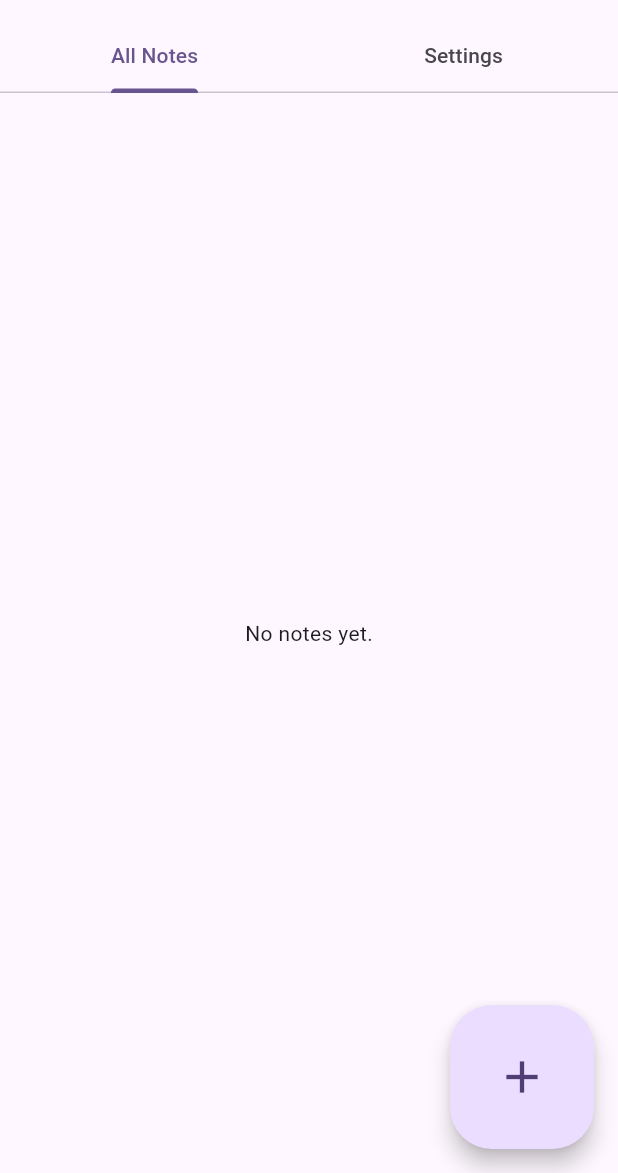
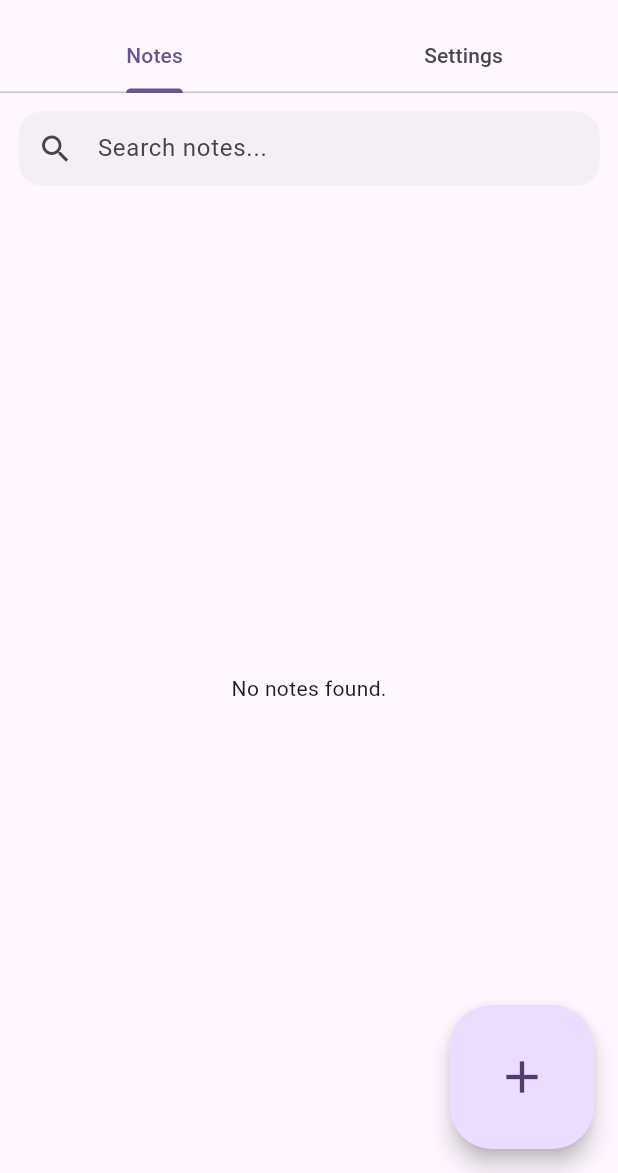
Before and after one commit to harshit2k4/SimplePad, a Flutter app: the screen it shows after launch, on a phone screen of 412 x 824 dp, the part 63-1236 px from its top. Run offline on Flutter 3.47's test engine with Material 3 defaults, Android fonts, the phone set to English and light mode, and no system bars; our stand-ins replace get, hive, hive_flutter; accounts and stored records are empty; generated files the repository leaves out were written again.

Commit message:
feat(home): add search notes feature

```diff
--- a/lib/views/home_page.dart
+++ b/lib/views/home_page.dart
@@ -1,3 +1,5 @@
+import 'dart:ui';
+
 import 'package:flutter/material.dart';
 import 'package:get/get.dart';
 import 'package:flutter_staggered_grid_view/flutter_staggered_grid_view.dart';
@@ -10,7 +12,6 @@ class HomePage extends StatelessWidget {
 
   @override
   Widget build(BuildContext context) {
-    // Put the controller into GetX memory
     final NoteController controller = Get.put(NoteController());
 
     return DefaultTabController(
@@ -23,19 +24,15 @@ class HomePage extends StatelessWidget {
           ),
           bottom: const TabBar(
             tabs: [
-              Tab(text: 'All Notes'),
+              Tab(text: 'Notes'),
               Tab(text: 'Settings'),
             ],
           ),
         ),
         body: TabBarView(
-          children: [
-            _buildNoteGrid(controller), // Move the existing Obx grid here
-            const SettingsPage(),
-          ],
+          children: [_buildNoteList(controller), const SettingsPage()],
         ),
         floatingActionButton: FloatingActionButton.large(
-          // Expressive FAB
           onPressed: () => Get.to(() => const NoteEditorPage()),
           child: const Icon(Icons.add),
         ),
@@ -43,27 +40,61 @@ class HomePage extends StatelessWidget {
     );
   }
 
-  // Helper method to keep code modular
-  Widget _buildNoteGrid(NoteController controller) {
-    return Obx(() {
-      if (controller.notes.isEmpty) {
-        return const Center(child: Text('No notes yet.'));
+  Widget _buildNoteList(NoteController controller) {
+    return Column(
+      children: [
+        // Glassmorphism Search Bar
+        Padding(
+          padding: const EdgeInsets.all(12.0),
+          child: ClipRRect(
+            borderRadius: BorderRadius.circular(16),
+            child: BackdropFilter(
+              filter: ImageFilter.blur(sigmaX: 10, sigmaY: 10),
+              child: Container(
+                padding: const EdgeInsets.symmetric(horizontal: 12),
+                decoration: BoxDecoration(
+                  color: Colors.grey.withOpacity(0.1),
+                  borderRadius: BorderRadius.circular(16),
+                  border: Border.all(color: Colors.white.withOpacity(0.2)),
+                ),
+                child: TextField(
+                  onChanged: (value) => controller.filterNotes(value),
+                  decoration: const InputDecoration(
+                    hintText: 'Search notes...',
+                    border: InputBorder.none,
+                    icon: Icon(Icons.search),
+                  ),
+                ),
+              ),
+            ),
+          ),
+        ),
+
+        // The Grid
+        Expanded(
+          child: Obx(() {
+            if (controller.filteredNotes.isEmpty) {
+              return const Center(child: Text('No notes found.'));
             }
             return MasonryGridView.count(
               crossAxisCount: 2,
               padding: const EdgeInsets.all(12),
-        itemCount: controller.notes.length,
+              itemCount: controller.filteredNotes.length,
               itemBuilder: (context, index) {
-          final note = controller.notes[index];
+                final note = controller.filteredNotes[index];
+
+                // Readability Fix:
+                // We use opacity so colors are soft in both Light and Dark mode
+                Color noteColor = note.colorValue == 0
+                    ? Theme.of(context).colorScheme.surfaceVariant
+                    : Color(note.colorValue).withOpacity(0.5);
+
                 return Card(
-            // Use the note's color or a default surface color
-            color: note.colorValue == 0 ? null : Color(note.colorValue),
+                  color: noteColor,
                   elevation: 0,
                   shape: RoundedRectangleBorder(
-              side: BorderSide(
-                color: Theme.of(context).colorScheme.outlineVariant,
-              ),
-              borderRadius: BorderRadius.circular(24),
+                    borderRadius: BorderRadius.circular(20),
+                    side: BorderSide(color: Colors.black12),
                   ),
                   child: Padding(
                     padding: const EdgeInsets.all(16.0),
@@ -72,12 +103,19 @@ class HomePage extends StatelessWidget {
                       children: [
                         Text(
                           note.title,
-                    style: Theme.of(context).textTheme.titleLarge,
+                          style: const TextStyle(
+                            fontSize: 18,
+                            fontWeight: FontWeight.bold,
+                          ),
+                          maxLines: 1,
+                          overflow: TextOverflow.ellipsis,
                         ),
                         const SizedBox(height: 8),
                         Text(
                           note.content,
-                    style: Theme.of(context).textTheme.bodyMedium,
+                          style: const TextStyle(fontSize: 14),
+                          maxLines: 6, // Ellipsis fix
+                          overflow: TextOverflow.ellipsis,
                         ),
                       ],
                     ),
@@ -85,6 +123,9 @@ class HomePage extends StatelessWidget {
                 );
               },
             );
-    });
+          }),
+        ),
+      ],
+    );
   }
 }
```
Lines whose indentation alone changed are shown as unchanged.
